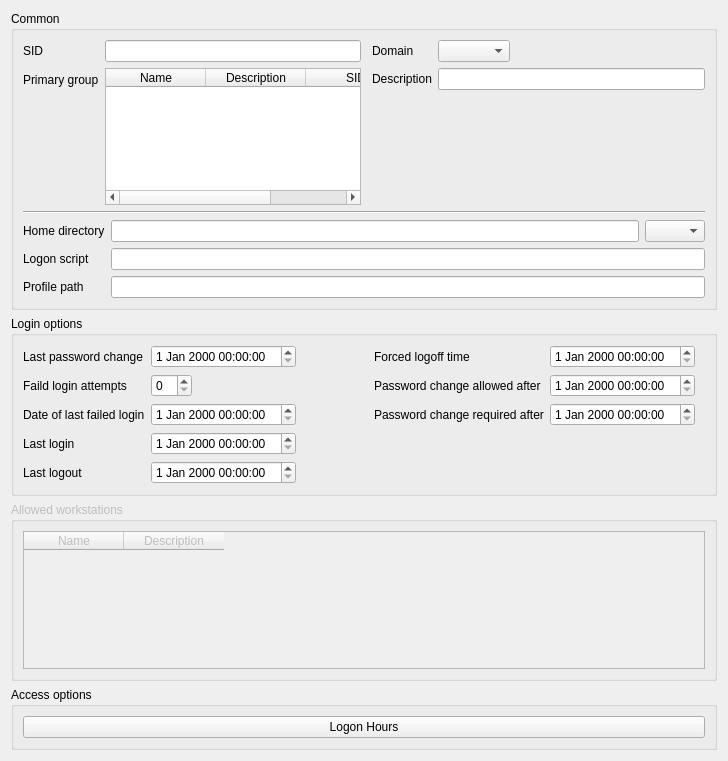
This is agent/src/clacks/agent/data/templates/default/user-samba.ui in gonicus/clacks as Qt 5 draws it before an edit. The edited form follows.
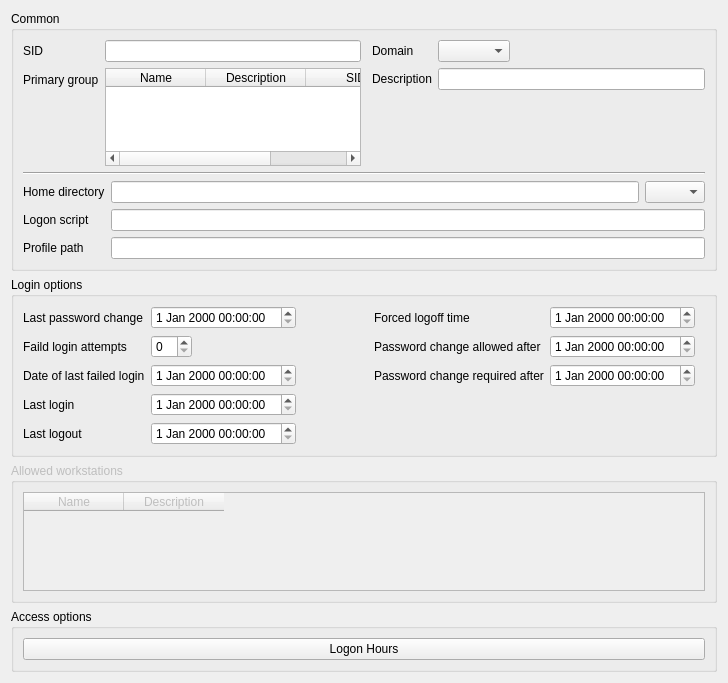
This is the edited form. Icons and pictures are not drawn.

```diff
--- a/agent/src/clacks/agent/data/templates/default/user-samba.ui
+++ b/agent/src/clacks/agent/data/templates/default/user-samba.ui
@@ -7,7 +7,7 @@
     <x>0</x>
     <y>0</y>
     <width>728</width>
-    <height>761</height>
+    <height>683</height>
    </rect>
   </property>
   <property name="windowTitle">
```
